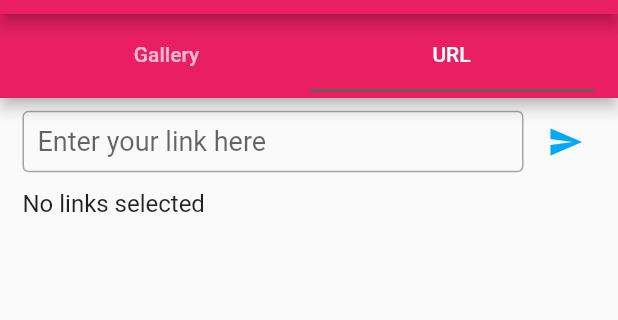
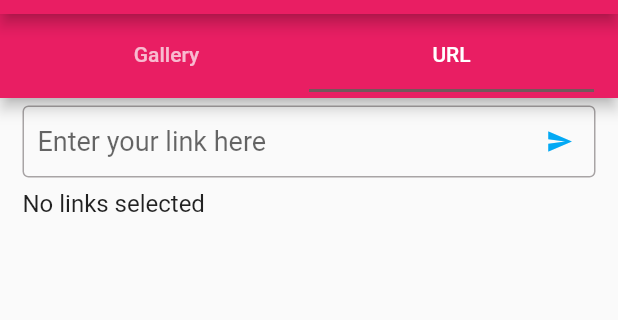
Before and after one commit to DarkoGNU/Waifu2xFlutter, a Flutter app: the screen it shows after launch, tab 2 chosen, on a phone screen of 412 x 824 dp, the part 70-390 px from its top. Run offline on Flutter 3.47's test engine with Material 2 defaults, Android fonts, the phone set to English and light mode, and no system bars; our stand-ins replace image_picker, validators.

Commit message:
UrlPicker - fix button's misalignment

```diff
--- a/lib/Pickers/url_picker.dart
+++ b/lib/Pickers/url_picker.dart
@@ -113,18 +113,18 @@ class _UrlPickerState extends State<UrlPicker>
                   controller: _textController,
                   validator: (value) => isURL(value) ? null : "Invalid URL",
                   onFieldSubmitted: _addUrl,
-                  decoration: const InputDecoration(
-                      hintText: 'Enter your link here',
-                      border: OutlineInputBorder(),
-                      isDense: true,
-                      contentPadding: EdgeInsets.all(10.0)),
+                  decoration: InputDecoration(
+                    hintText: 'Enter your link here',
+                    border: const OutlineInputBorder(),
+                    isDense: true,
+                    contentPadding: const EdgeInsets.all(10.0),
+                    suffixIcon: IconButton(
+                      icon: const Icon(Icons.send),
+                      color: iconColor(context),
+                      onPressed: () => _addUrl(_textController.text),
+                    ),
+                  ),
                 ),
-              ),
-              IconButton(
-                icon: const Icon(Icons.send),
-                alignment: Alignment.centerRight,
-                color: iconColor(context),
-                onPressed: () => _addUrl(_textController.text),
               ),
             ],
           ),
```
